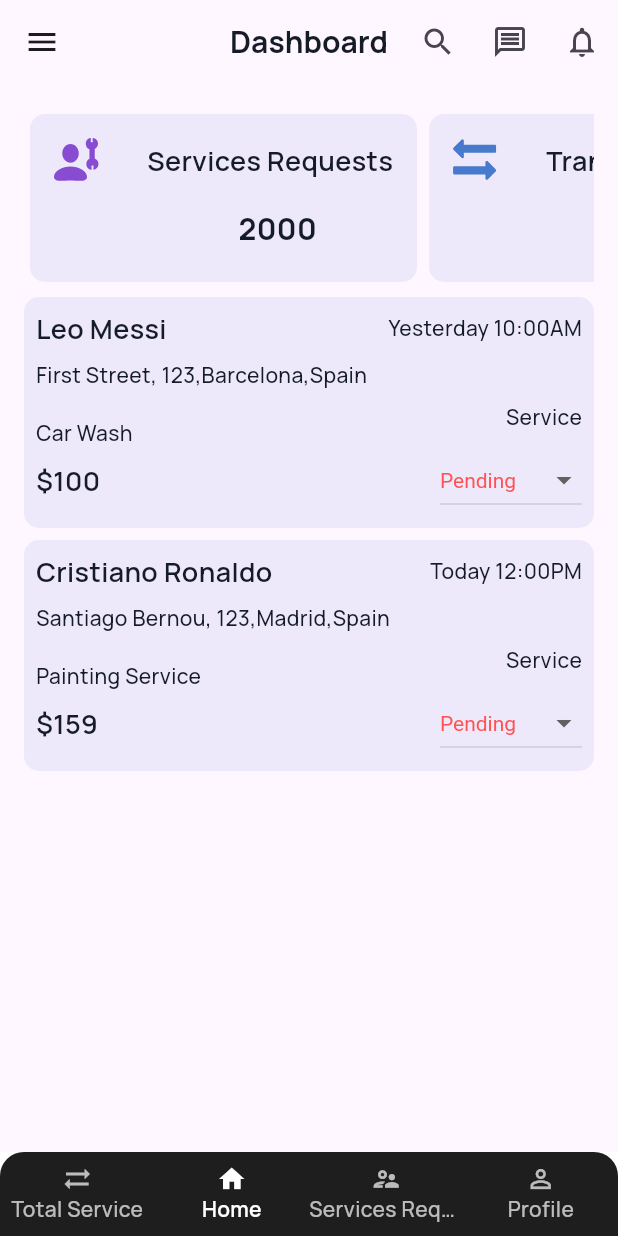
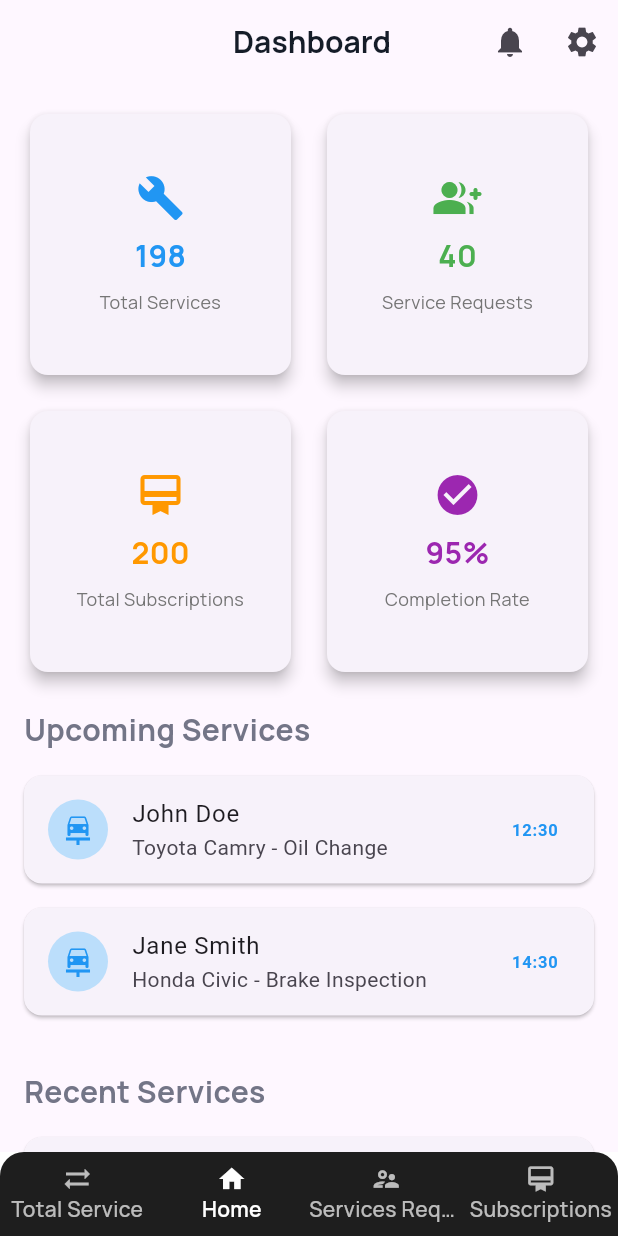
Before and after one commit to Tron-Academy/hand_car_vendor_mobile_app, a Flutter app: the screen it shows after launch, on a phone screen of 412 x 824 dp. Run offline on Flutter 3.47's test engine with Material 3 defaults, Android fonts, the phone set to English and light mode, and no system bars; our stand-ins replace flutter_hooks, freezed_annotation, hooks_riverpod, image_picker, riverpod_annotation.

Commit message:
Dashboard Ui Modified

```diff
--- a/lib/features/dashboard/view/pages/dashboard_page.dart
+++ b/lib/features/dashboard/view/pages/dashboard_page.dart
@@ -1,165 +1,139 @@
-import 'dart:core';
-
 import 'package:flutter/material.dart';
 import 'package:flutter_hooks/flutter_hooks.dart';
-import 'package:flutter_svg/svg.dart';
 import 'package:handcar_ventor/core/extension/theme_extension.dart';
-import 'package:handcar_ventor/core/theme/color_palette.dart';
-import 'package:handcar_ventor/features/dashboard/view/widgets/drawer_widget.dart';
-import 'package:handcar_ventor/features/dashboard/view/widgets/service_status_container_widget.dart';
-import 'package:handcar_ventor/gen/assets.gen.dart';
+import 'package:handcar_ventor/features/dashboard/view/widgets/card_home_widget.dart';
+import 'package:handcar_ventor/features/dashboard/view/widgets/recent_service_card_widget.dart';
+import 'package:handcar_ventor/features/dashboard/view/widgets/upcoming_service.dart';
 
-class DashboardPage extends HookWidget {
-  const DashboardPage({super.key});
+class VendorDashboard extends HookWidget {
+  const VendorDashboard({super.key});
 
   @override
   Widget build(BuildContext context) {
+    // Using hooks to manage state
+    final upcomingServices = useState([
+      {
+        'customerName': 'John Doe',
+        'carModel': 'Toyota Camry',
+        'serviceType': 'Oil Change',
+        'scheduledTime': DateTime.now().add(const Duration(hours: 2)),
+      },
+      {
+        'customerName': 'Jane Smith',
+        'carModel': 'Honda Civic',
+        'serviceType': 'Brake Inspection',
+        'scheduledTime': DateTime.now().add(const Duration(hours: 4)),
+      },
+    ]);
+
+    final recentServices = useState([
+      {
+        'customerName': 'Mike Johnson',
+        'carModel': 'Ford Focus',
+        'serviceType': 'Tire Rotation',
+        'amount': 45.00,
+        'date': DateTime.now().subtract(const Duration(days: 1)),
+      },
+      {
+        'customerName': 'Sarah Williams',
+        'carModel': 'BMW X3',
+        'serviceType': 'Full Service',
+        'amount': 299.99,
+        'date': DateTime.now().subtract(const Duration(days: 2)),
+      },
+    ]);
+
+    // Animation hook for statistics cards
+    final animationController = useAnimationController(
+      duration: const Duration(milliseconds: 800),
+    );
+
+    final scaleAnimation = useAnimation(
+      Tween<double>(begin: 0.0, end: 1.0).animate(
+        CurvedAnimation(
+          parent: animationController,
+          curve: Curves.easeOutBack,
+        ),
+      ),
+    );
+
+    // Effect hook to start animation
+    useEffect(() {
+      animationController.forward();
+      return null;
+    }, []);
+
+    // Callback hooks
+
     return Scaffold(
       appBar: AppBar(
-        leading: IconButton(
-          icon: const Icon(
-            Icons.menu,
-          ),
-          onPressed: () {},
-        ),
-        title: Text(
-          'Dashboard',
-          style: context.typography.h3,
-        ),
+        title: Text(' Dashboard', style: context.typography.h3),
         centerTitle: true,
         actions: [
           IconButton(
-            icon: const Icon(Icons.search),
+            icon: const Icon(Icons.notifications),
             onPressed: () {},
           ),
           IconButton(
-            icon: const Icon(Icons.message_outlined),
-            onPressed: () {},
-          ),
-          IconButton(
-            icon: const Icon(Icons.notifications_outlined),
+            icon: const Icon(Icons.settings),
             onPressed: () {},
           ),
         ],
       ),
-      drawer: const DrawerWidget(),
-      body: Padding(
+      body: SingleChildScrollView(
         padding: EdgeInsets.all(context.space.space_200),
         child: Column(
+          crossAxisAlignment: CrossAxisAlignment.start,
           children: [
-            SizedBox(
-              height: 120,
-              child: ListView(
-                  shrinkWrap: true,
-                  scrollDirection: Axis.horizontal,
-                  children: [
-                    ContainerWidget(
-                      title: 'Services Requests',
-                      icon: Assets.icons.icService,
-                      count: '2000',
-                    ),
-                    ContainerWidget(
-                      title: 'Transactions',
-                      icon: Assets.icons.icTransaction,
-                      count: '20',
-                    )
-                  ]),
+            Transform.scale(
+              scale: scaleAnimation,
+              child: _buildStatisticsCards(),
             ),
-            SizedBox(
-              height: context.space.space_75,
+            SizedBox(height: context.space.space_250),
+            UpcomingServiceCard(services: upcomingServices.value),
+            SizedBox(height: context.space.space_250),
+            RecentServiceCard(
+              services: recentServices.value,
             ),
-            Expanded(
-              child: ListView(children: [
-                ServiceStatusContainerWidget(
-                  customer: 'Leo Messi',
-                  time: 'Yesterday 10:00AM',
-                  location: 'First Street, 123,Barcelona,Spain',
-                  service: 'Car Wash',
-                  status: 'Pending',
-                  price: '\$100',
-                  color: context.colors.warning,
-                  type: 'Service',
-                ),
-                SizedBox(
-                  height: context.space.space_100,
-                ),
-                ServiceStatusContainerWidget(
-                  customer: 'Cristiano Ronaldo',
-                  time: 'Today 12:00PM',
-                  location: 'Santiago Bernou, 123,Madrid,Spain',
-                  service: 'Painting Service',
-                  status: 'Completed',
-                  price: '\$159',
-                  color: ColorPalette.green,
-                  type: 'Service',
-                ),
-              ]),
-            )
           ],
         ),
       ),
     );
   }
-}
 
-class ContainerWidget extends HookWidget {
-  final String title;
-  final String icon;
-  final String count;
-  const ContainerWidget({
-    super.key,
-    required this.title,
-    required this.icon,
-    required this.count,
-  });
-
-  @override
-  Widget build(BuildContext context) {
-    final isDarkMode = Theme.of(context).brightness == Brightness.dark;
-
-    return Padding(
-      padding: EdgeInsets.symmetric(
-          horizontal: context.space.space_50, vertical: context.space.space_50),
-      child: Container(
-        decoration: BoxDecoration(
-          color: isDarkMode ? const Color(0xff3B3B3D) : const Color(0xffEDE9FA),
-          borderRadius: BorderRadius.circular(10),
+  Widget _buildStatisticsCards() {
+    return GridView.count(
+      crossAxisCount: 2,
+      crossAxisSpacing: 16.0,
+      mainAxisSpacing: 16.0,
+      shrinkWrap: true,
+      physics: const NeverScrollableScrollPhysics(),
+      children: const [
+        CardWidget(
+          title: 'Total Services',
+          value: '198',
+          color: Colors.blue,
+          icon: Icons.build,
         ),
-        child: Column(children: [
-          Row(children: [
-            Padding(
-              padding: EdgeInsets.all(context.space.space_100),
-              child: Container(
-                decoration: BoxDecoration(
-                  color: const Color(0xffEDE9FA),
-                  borderRadius: BorderRadius.circular(10),
-                ),
-                child: Padding(
-                  padding: EdgeInsets.all(context.space.space_100),
-                  child: SvgPicture.asset(
-                    icon,
-                    height: 30,
-                    width: 30,
-                  ),
-                ),
-              ),
-            ),
-            Padding(
-              padding:
-                  EdgeInsets.symmetric(horizontal: context.space.space_200),
-              child: Text(title, style: context.typography.bodyLarge),
-            )
-          ]),
-          Row(
-            children: [
-              Padding(
-                padding: EdgeInsets.only(left: context.space.space_900),
-                child: Text(count, style: context.typography.h3),
-              ),
-            ],
-          )
-        ]),
-      ),
+        CardWidget(
+          title: 'Service Requests',
+          value: '40',
+          color: Colors.green,
+          icon: Icons.group_add_rounded,
+        ),
+        CardWidget(
+          title: 'Total Subscriptions',
+          value: '200',
+          color: Colors.orange,
+          icon: Icons.card_membership,
+        ),
+        CardWidget(
+          title: 'Completion Rate',
+          value: '95%',
+          color: Colors.purple,
+          icon: Icons.check_circle,
+        ),
+      ],
     );
   }
 }
--- a/lib/features/dashboard/view/pages/navigation_page.dart
+++ b/lib/features/dashboard/view/pages/navigation_page.dart
@@ -35,7 +35,7 @@ class NavigationPage extends HookWidget {
         },
         children: const [
           TotalServicePage(),
-          DashboardPage(),
+          VendorDashboard(),
           ServicePage(),
           SubscriptionsPage(),
         ],
@@ -74,8 +74,8 @@ class NavigationPage extends HookWidget {
               label: "Services Requests",
             ),
             BottomNavigationBarItem(
-              icon: Icon(Icons.person_outline, size: 20),
-              label: "Profile",
+              icon: Icon(Icons.card_membership, size: 20),
+              label: "Subscriptions",
             ),
           ],
         ),
--- /dev/null
+++ b/lib/features/dashboard/view/widgets/card_home_widget.dart
@@ -0,0 +1,41 @@
+import 'package:flutter/material.dart';
+import 'package:handcar_ventor/core/extension/theme_extension.dart';
+
+class CardWidget extends StatelessWidget {
+  final String title;
+  final String value;
+  final Color color;
+  final IconData icon;
+
+  const CardWidget(
+      {super.key, required this.title, required this.value, required this.color, required this.icon});
+
+  @override
+  Widget build(BuildContext context) {
+    return Card(
+      elevation: 4,
+      child: Padding(
+        padding: EdgeInsets.all(context.space.space_200),
+        child: Column(
+          mainAxisAlignment: MainAxisAlignment.center,
+          children: [
+            Icon(icon, size: 32, color: color),
+            SizedBox(height: context.space.space_100),
+            Text(
+              value,
+              style: context.typography.h3.copyWith(color: color),
+            ),
+            SizedBox(height: context.space.space_100),
+            Text(
+              textAlign: TextAlign.center,
+
+              title,
+                style: context.typography.bodySmall.copyWith(color: Colors.grey[600]),
+              ),
+
+          ],
+        ),
+      ),
+    );
+  }
+}
--- /dev/null
+++ b/lib/features/dashboard/view/widgets/dash_bord_data_container.dart
@@ -0,0 +1,46 @@
+import 'package:flutter/material.dart';
+import 'package:handcar_ventor/core/extension/theme_extension.dart';
+
+class DashBordDataContainer extends StatelessWidget {
+  final String title;
+  final String subtitle;
+  final String count;
+  const DashBordDataContainer(
+      {super.key,
+      required this.title,
+      required this.subtitle,
+      required this.count});
+
+  @override
+  Widget build(BuildContext context) {
+    return Container(
+      padding: EdgeInsets.all(context.space.space_100),
+      decoration: BoxDecoration(
+        color: Colors.white,
+        borderRadius: BorderRadius.circular(context.space.space_100),
+      ),
+      alignment: Alignment.center,
+      child: Row(
+        mainAxisAlignment: MainAxisAlignment.spaceBetween,
+        children: [
+          Column(
+            crossAxisAlignment: CrossAxisAlignment.start,
+            mainAxisAlignment: MainAxisAlignment.center,
+            children: [
+              Text(title, style: context.typography.bodyLarge),
+              Text(
+                subtitle,
+                style: context.typography.bodySmall
+                    .copyWith(color: Colors.blueGrey),
+              ),
+            ],
+          ),
+          Text(
+            count,
+            style: context.typography.bodyLarge.copyWith(color: Colors.green),
+          ),
+        ],
+      ),
+    );
+  }
+}
--- /dev/null
+++ b/lib/features/dashboard/view/widgets/recent_service_card_widget.dart
@@ -0,0 +1,59 @@
+import 'package:flutter/material.dart';
+import 'package:handcar_ventor/core/extension/theme_extension.dart';
+import 'package:intl/intl.dart';
+
+class RecentServiceCard extends StatelessWidget {
+  final List<Map<String, dynamic>> services;
+
+  const RecentServiceCard({
+    super.key,
+    required this.services,
+  });
+
+  @override
+  Widget build(BuildContext context) {
+    return Column(
+      crossAxisAlignment: CrossAxisAlignment.start,
+      children: [
+        Text('Recent Services',
+            style: context.typography.h3
+                .copyWith(color: context.colors.secondaryTxt)),
+        SizedBox(height: context.space.space_200),
+        ListView.builder(
+          shrinkWrap: true,
+          physics: const NeverScrollableScrollPhysics(),
+          itemCount: services.length,
+          itemBuilder: (context, index) {
+            final service = services[index];
+            return Card(
+              margin: EdgeInsets.only(bottom: context.space.space_200),
+              child: ListTile(
+                leading: CircleAvatar(
+                  backgroundColor: Colors.green[100],
+                  child: const Icon(Icons.check, color: Colors.green),
+                ),
+                title: Text(service['customerName']),
+                subtitle:
+                    Text('${service['carModel']} - ${service['serviceType']}'),
+                trailing: Column(
+                  mainAxisAlignment: MainAxisAlignment.center,
+                  crossAxisAlignment: CrossAxisAlignment.end,
+                  children: [
+                    Text('\$${service['amount'].toStringAsFixed(2)}',
+                        style: context.typography.bodyMedium
+                            .copyWith(color: Colors.green)),
+                    Text(
+                      DateFormat('MM/dd').format(service['date']),
+                      style: context.typography.bodySmall
+                          .copyWith(color: Colors.grey[600]),
+                    ),
+                  ],
+                ),
+              ),
+            );
+          },
+        ),
+      ],
+    );
+  }
+}
--- /dev/null
+++ b/lib/features/dashboard/view/widgets/upcoming_service.dart
@@ -0,0 +1,50 @@
+import 'package:flutter/material.dart';
+import 'package:handcar_ventor/core/extension/theme_extension.dart';
+import 'package:intl/intl.dart';
+
+class UpcomingServiceCard extends StatelessWidget {
+  final List<Map<String, dynamic>> services;
+  const UpcomingServiceCard({super.key, required this.services});
+
+  @override
+  Widget build(BuildContext context) {
+    return Column(
+      crossAxisAlignment: CrossAxisAlignment.start,
+      children: [
+        Text(
+          'Upcoming Services',
+          style: context.typography.h3.copyWith(color: context.colors.secondaryTxt)
+        ),
+        SizedBox(height: context.space.space_200),
+        ListView.builder(
+          shrinkWrap: true,
+          physics: const NeverScrollableScrollPhysics(),
+          itemCount: services.length,
+          itemBuilder: (context, index) {
+            final service = services[index];
+            return Card(
+              margin: EdgeInsets.only(bottom: context.space.space_200),
+              child: ListTile(
+                leading: CircleAvatar(
+                  backgroundColor: Colors.blue[100],
+                  child: const Icon(Icons.car_repair, color: Colors.blue),
+                ),
+                title: Text(service['customerName']),
+                subtitle:
+                    Text('${service['carModel']} - ${service['serviceType']}'),
+                trailing: Text(
+                  DateFormat('HH:mm').format(service['scheduledTime']),
+                  style: const TextStyle(
+                    fontWeight: FontWeight.bold,
+                    color: Colors.blue,
+                  ),
+                ),
+
+              ),
+            );
+          },
+        ),
+      ],
+    );
+  }
+}
--- a/lib/features/services/view/pages/service_page.dart
+++ b/lib/features/services/view/pages/service_page.dart
@@ -26,6 +26,9 @@ class ServicePage extends StatelessWidget {
           ),
         ],
       ),
+      body: Column(
+
+      ),
     );
   }
 }
--- a/pubspec.yaml
+++ b/pubspec.yaml
@@ -27,6 +27,7 @@ dependencies:
   url_launcher: ^6.1.10
   riverpod_annotation: ^2.6.1
   flutter_animated_button: ^2.0.3
+  intl: ^0.19.0
 
 dev_dependencies:
   flutter_test:
```
Also changed, not shown: pubspec.lock.
